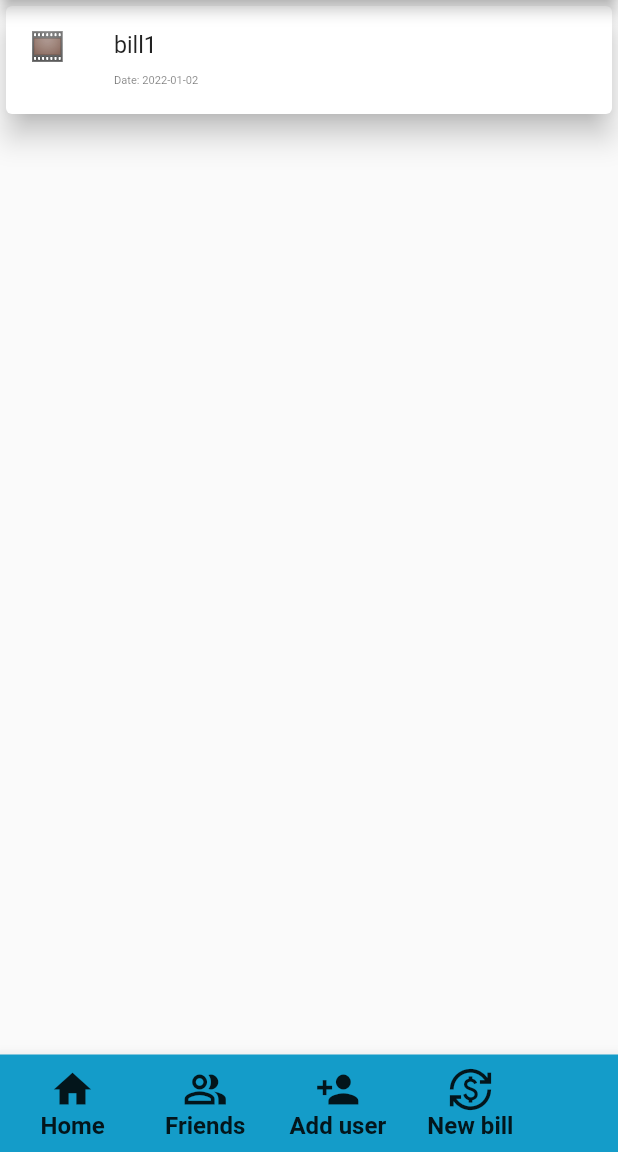
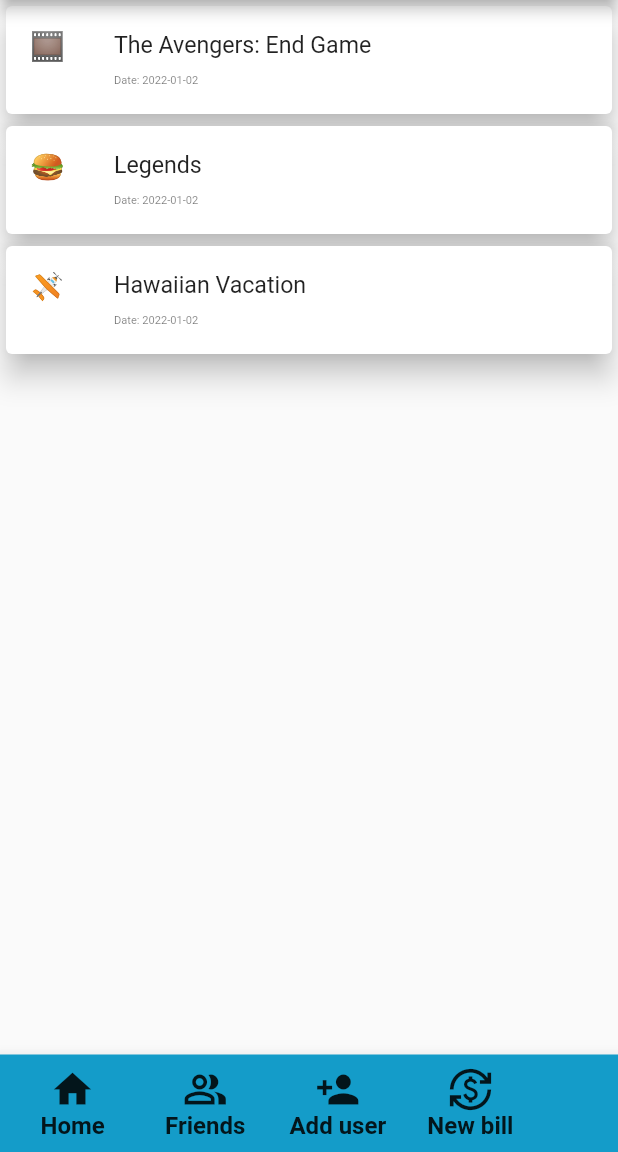
Before and after one commit to Serena867/stb-NoMocksLimitedTests, a Flutter app: the screen it shows after launch, item 2 of the bottom bar chosen, after a tap on the "arrow back" icon, on a phone screen of 412 x 824 dp, the part 84-1236 px from its top. Run offline on Flutter 3.47's test engine with Material 2 defaults, Android fonts, the phone set to English and light mode, and no system bars; our stand-ins replace equatable, get, get_it, injectable, sqflite; accounts and stored records are empty.

Commit message:
Minor updates
No description. Not using this repo for versioning.

```diff
--- a/lib/main.dart
+++ b/lib/main.dart
@@ -31,26 +31,56 @@
 void main() async {
   WidgetsFlutterBinding.ensureInitialized();
   await configureInjection();
+  UserController userController =
+      UserController(userService: getIt<UserService>());
+  BillController billController =
+      BillController(billService: getIt<BillService>());
 
   User user1 = User(
       userID: const Uuid().v1(),
       firstName: FirstName.create('Benjamin'),
       lastName: LastName.create('Sisko'),
       email: Email.create('abc123@gmail.com'));
-  UserController controller = UserController(userService: getIt<UserService>());
-  await controller.addUser(user1);
+  await userController.addUser(user1);
 
   User user2 = User(
       userID: const Uuid().v1(),
       firstName: FirstName.create('Julian'),
       lastName: LastName.create('Bashir'),
       email: Email.create('xyz987@gmail.com'));
-  await controller.addUser(user2);
+  await userController.addUser(user2);
+
+  User user3 = User(
+      userID: const Uuid().v1(),
+      firstName: FirstName.create('Clark'),
+      lastName: LastName.create('Kent'),
+      email: Email.create('Superman@gmail.com'));
+  await userController.addUser(user3);
+
+  User user4 = User(
+      userID: const Uuid().v1(),
+      firstName: FirstName.create('Bruce'),
+      lastName: LastName.create('Wayne'),
+      email: Email.create('Not.Batman@gmail.com'));
+  await userController.addUser(user4);
 
   Bill bill1 = Bill(
       billID: const Uuid().v1(),
-      billName: BillName.create('bill1'),
+      billName: BillName.create('The Avengers: End Game'),
       billType: BillType.create('\u{1F39E}  ' 'Entertainment'),
+      date: BillDate.create('2022-01-02'),
+      extraFees: ExtraFees.create(tip: 0.0),
+      discount: Discount.create(),
+      tax: Tax.create(tax: 7.0),
+      items: {},
+      users: [],
+      splitEqually: false);
+  await billController.addBill(bill1);
+
+  Bill bill2 = Bill(
+      billID: const Uuid().v1(),
+      billName: BillName.create('Legends'),
+      billType: BillType.create('\u{1F354}  ' 'Restaurant'),
       date: BillDate.create('2022-01-02'),
       extraFees: ExtraFees.create(tip: 5.0),
       discount: Discount.create(),
@@ -58,9 +88,20 @@
       items: {},
       users: [],
       splitEqually: false);
-  BillController billController =
-      BillController(billService: getIt<BillService>());
-  await billController.addBill(bill1);
+  await billController.addBill(bill2);
+
+  Bill bill3 = Bill(
+      billID: const Uuid().v1(),
+      billName: BillName.create('Hawaiian Vacation'),
+      billType: BillType.create('\u{1F6E9}  ' 'Travel'),
+      date: BillDate.create('2022-01-02'),
+      extraFees: ExtraFees.create(tip: 0.0),
+      discount: Discount.create(),
+      tax: Tax.create(tax: 7.0),
+      items: {},
+      users: [],
+      splitEqually: false);
+  await billController.addBill(bill3);
 
   Item item1 = Item(
       itemID: const Uuid().v1(),
--- a/lib/presentation_layer/user_interface/screens/home_screen.dart
+++ b/lib/presentation_layer/user_interface/screens/home_screen.dart
@@ -192,7 +192,7 @@
                         ),
                         subtitle: Text(
                           'Date: ${snapshot.data[index].date}',
-                          style: TextStyle(fontSize: Get.width * 0.018),
+                          style: TextStyle(fontSize: Get.width * 0.028),
                         ),
                         trailing: IconButton(
                             splashColor: Colors.red,
--- a/lib/presentation_layer/user_interface/widgets/bottom_app_bar.dart
+++ b/lib/presentation_layer/user_interface/widgets/bottom_app_bar.dart
@@ -2,12 +2,14 @@
 import 'package:split_the_bill/domain_layer/factories/IEntityFactory.dart';
 import 'package:split_the_bill/presentation_layer/controllers/bill/bill_controller.dart';
 import 'package:split_the_bill/presentation_layer/controllers/user/user_controller.dart';
+import 'package:split_the_bill/presentation_layer/user_interface/constants.dart';
+import 'package:split_the_bill/presentation_layer/user_interface/screens/home_screen.dart';
 import '../../../dependency_injection/injection.dart';
 import '../dialogs/add_user_dialog.dart';
 import '../screens/users_screen.dart';
 import '../screens/new_bill_screen.dart';
 
-//TODO: Add homescreen button
+//TODO: Fix alignment as icons are not properly aligned.
 
 BottomAppBar bottomAppBar(BuildContext context, bool isHomeScreen) {
   return BottomAppBar(
@@ -26,9 +28,9 @@
               child: Material(
                   color: Colors.transparent,
                   child: InkWell(
-                    splashColor: const Color(0xFF00ff15),
+                    splashColor: AppColours.TAP_BUTTON_GREEN,
                     onTap: () => Navigator.of(context).push(MaterialPageRoute(
-                        builder: (context) => NewBillScreen(billController: getIt<BillController>(), entityFactory: getIt<IEntityFactory>()))),
+                        builder: (context) => HomeScreen(billController: getIt<BillController>()))),
                     child: Column(
                       mainAxisAlignment: MainAxisAlignment.center,
                       children: const <Widget>[
@@ -52,7 +54,7 @@
               child: Material(
                   color: Colors.transparent,
                   child: InkWell(
-                    splashColor: const Color(0xFF00ff15),
+                    splashColor: AppColours.TAP_BUTTON_GREEN,
                     onTap: () => Navigator.of(context).push(MaterialPageRoute(
                         builder: (context) => const UsersScreen())),
                     child: Column(
@@ -78,7 +80,7 @@
               child: Material(
                   color: Colors.transparent,
                   child: InkWell(
-                    splashColor: const Color(0xFF00ff15),
+                    splashColor: AppColours.TAP_BUTTON_GREEN,
                     onTap: () {
                       Navigator.of(context).push(MaterialPageRoute(
                           builder: (context) => const UsersScreen()));
@@ -111,7 +113,7 @@
               child: Material(
                   color: Colors.transparent,
                   child: InkWell(
-                    splashColor: const Color(0xFF00ff15),
+                    splashColor: AppColours.TAP_BUTTON_GREEN,
                     onTap: () => Navigator.of(context).push(MaterialPageRoute(
                         builder: (context) => NewBillScreen(billController: getIt<BillController>(), entityFactory: getIt<IEntityFactory>()))),
                     child: Column(
--- a/lib/presentation_layer/user_interface/widgets/general_app_bar.dart
+++ b/lib/presentation_layer/user_interface/widgets/general_app_bar.dart
@@ -1,6 +1,7 @@
 import 'package:flutter/material.dart';
 import 'package:flutter/services.dart';
 import 'package:split_the_bill/presentation_layer/controllers/bill/bill_controller.dart';
+import 'package:split_the_bill/presentation_layer/user_interface/constants.dart';
 import '../../../dependency_injection/injection.dart';
 import '../../controllers/bill/bill_search_delegate.dart';
 import '../screens/home_screen.dart';
@@ -13,7 +14,7 @@
     automaticallyImplyLeading: false,
     systemOverlayStyle:
         const SystemUiOverlayStyle(statusBarColor: Colors.transparent),
-    backgroundColor: const Color(0xFF6EC6CA),
+    backgroundColor: AppColours.STB_BLUE,
     elevation: 4,
     centerTitle: true,
     title: const Text(
```
Also changed, not shown: lib/presentation_layer/user_interface/constants.dart (added, +25 -0 lines), lib/presentation_layer/user_interface/screens/individual_user_screen.dart (+19 -3 lines), lib/presentation_layer/user_interface/screens/new_user_screen.dart (+4 -8 lines).
